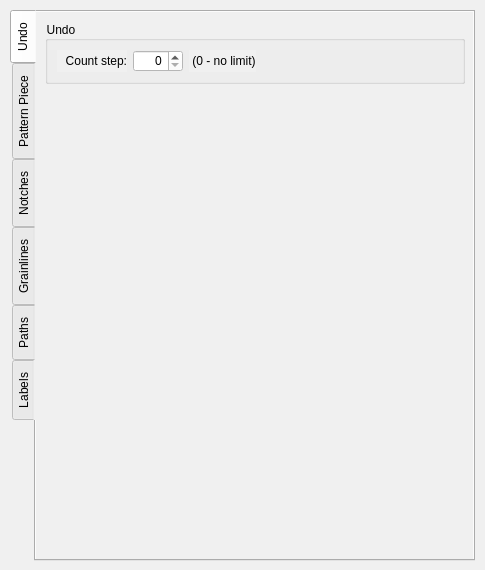
Qt form src/app/seamly2d/dialogs/configpages/preferencespatternpage.ui (FashionFreedom/Seamly2D) before a commit.
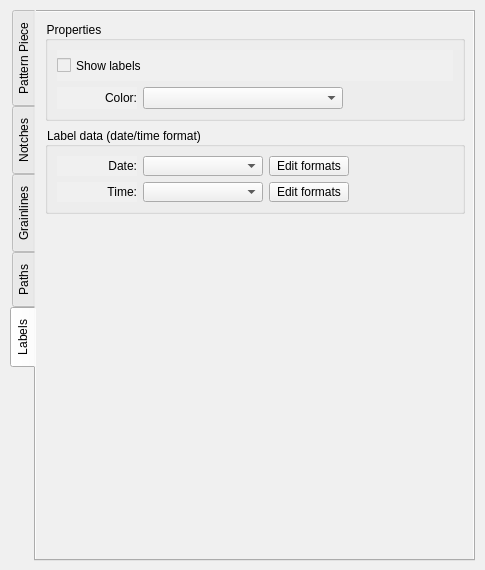
The same form after that commit. The open tabs and pages were chosen to show the change. Custom widgets are drawn as their Qt base class.

Patch:
```diff
--- a/src/app/seamly2d/dialogs/configpages/preferencespatternpage.ui
+++ b/src/app/seamly2d/dialogs/configpages/preferencespatternpage.ui
@@ -58,135 +58,8 @@
     <enum>QTabWidget::West</enum>
    </property>
    <property name="currentIndex">
-    <number>0</number>
+    <number>4</number>
    </property>
-   <widget class="QWidget" name="tab_3">
-    <attribute name="title">
-     <string>Undo</string>
-    </attribute>
-    <layout class="QVBoxLayout" name="verticalLayout_14">
-     <item>
-      <widget class="QGroupBox" name="undo_GroupBox">
-       <property name="minimumSize">
-        <size>
-         <width>420</width>
-         <height>50</height>
-        </size>
-       </property>
-       <property name="maximumSize">
-        <size>
-         <width>420</width>
-         <height>16777215</height>
-        </size>
-       </property>
-       <property name="font">
-        <font>
-         <family>MS Shell Dlg 2</family>
-         <pointsize>9</pointsize>
-        </font>
-       </property>
-       <property name="title">
-        <string>Undo</string>
-       </property>
-       <layout class="QVBoxLayout" name="verticalLayout_8">
-        <item>
-         <layout class="QHBoxLayout" name="horizontalLayout_8">
-          <item>
-           <widget class="QLabel" name="undoCount_Label">
-            <property name="minimumSize">
-             <size>
-              <width>70</width>
-              <height>0</height>
-             </size>
-            </property>
-            <property name="maximumSize">
-             <size>
-              <width>16777215</width>
-              <height>16777215</height>
-             </size>
-            </property>
-            <property name="font">
-             <font>
-              <family>MS Shell Dlg 2</family>
-              <pointsize>9</pointsize>
-             </font>
-            </property>
-            <property name="text">
-             <string>Count step:</string>
-            </property>
-            <property name="alignment">
-             <set>Qt::AlignRight|Qt::AlignTrailing|Qt::AlignVCenter</set>
-            </property>
-           </widget>
-          </item>
-          <item>
-           <widget class="QSpinBox" name="undoCount_SpinBox">
-            <property name="minimumSize">
-             <size>
-              <width>50</width>
-              <height>0</height>
-             </size>
-            </property>
-            <property name="font">
-             <font>
-              <family>MS Shell Dlg 2</family>
-              <pointsize>9</pointsize>
-             </font>
-            </property>
-            <property name="styleSheet">
-             <string notr="true">background-color: rgb(255, 255, 255);</string>
-            </property>
-            <property name="alignment">
-             <set>Qt::AlignRight|Qt::AlignTrailing|Qt::AlignVCenter</set>
-            </property>
-           </widget>
-          </item>
-          <item>
-           <widget class="QLabel" name="label">
-            <property name="font">
-             <font>
-              <family>MS Shell Dlg 2</family>
-              <pointsize>9</pointsize>
-             </font>
-            </property>
-            <property name="text">
-             <string> (0 - no limit)</string>
-            </property>
-           </widget>
-          </item>
-          <item>
-           <spacer name="horizontalSpacer">
-            <property name="orientation">
-             <enum>Qt::Horizontal</enum>
-            </property>
-            <property name="sizeHint" stdset="0">
-             <size>
-              <width>40</width>
-              <height>20</height>
-             </size>
-            </property>
-           </spacer>
-          </item>
-         </layout>
-        </item>
-       </layout>
-      </widget>
-     </item>
-     <item>
-      <spacer name="verticalSpacer_3">
-       <property name="orientation">
-        <enum>Qt::Vertical</enum>
-       </property>
-       <property name="sizeHint" stdset="0">
-        <size>
-         <width>20</width>
-         <height>462</height>
-        </size>
-       </property>
-      </spacer>
-     </item>
-    </layout>
-   </widget>
    <widget class="QWidget" name="tab_4">
     <attribute name="title">
      <string>Pattern Piece</string>
```
Left out of the diff: 2 changed lines with no effect on the pictures.
